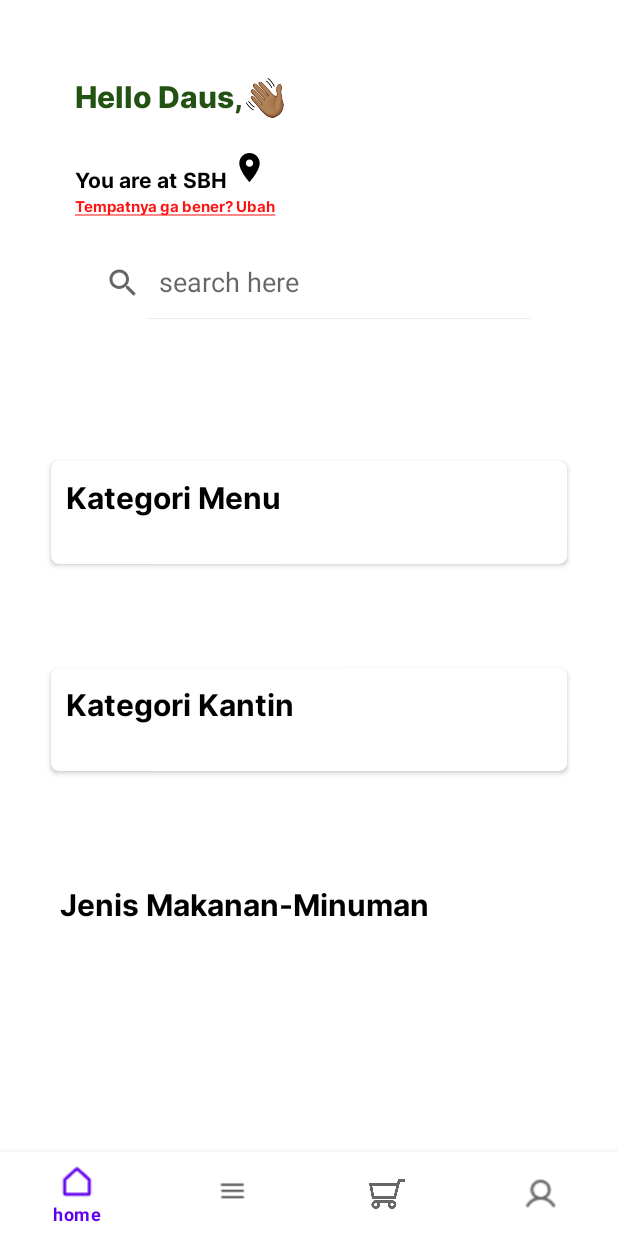
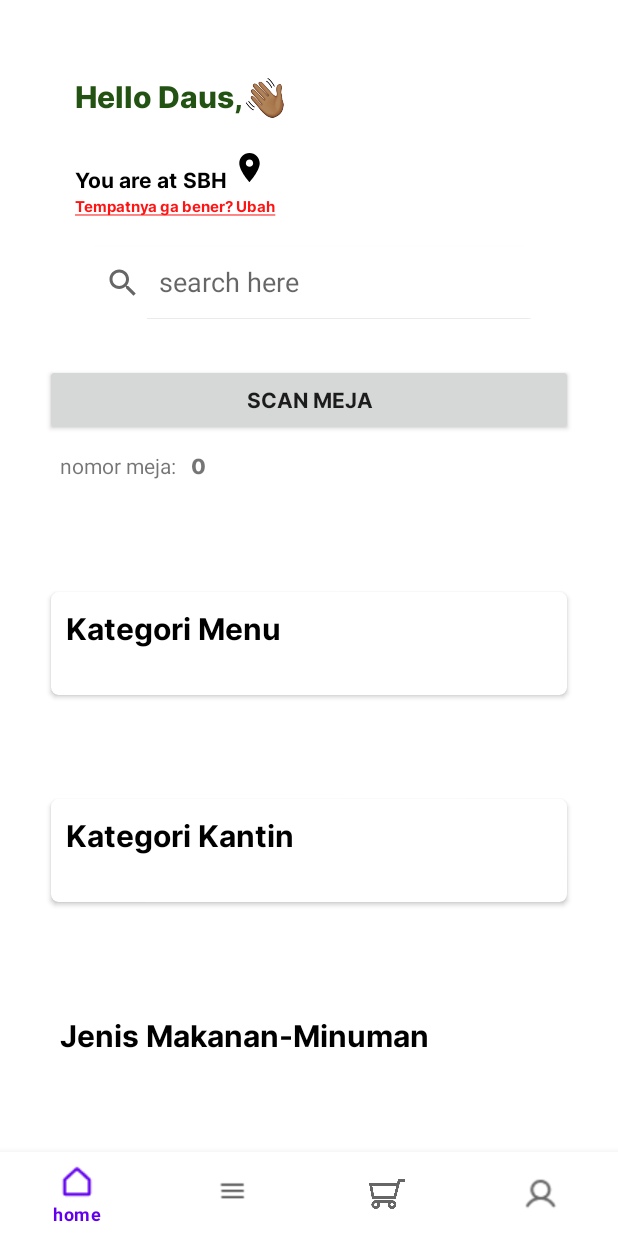
Before and after one commit to IamFirdaus1/eaterly, an Android app: the HomeFragment screen opened directly, with no data from a screen before it, on a phone screen of 412 x 824 dp. Run offline under Robolectric (Android 15) with nearby library versions, the phone set to English and light mode, and no system bars; our stand-ins replace Firebase (no records; nobody signed in at launch, a user with empty details on screens opened directly); pictures from the network do not load.

Commit message:
change logs 1.8 by firdaus -camera done but need fix to make more responsive to qr code

```diff
--- a/app/src/main/java/com/dausinvestama/eaterly/SignInActivity.kt
+++ b/app/src/main/java/com/dausinvestama/eaterly/SignInActivity.kt
@@ -10,6 +10,7 @@ import android.widget.Toast
 import androidx.activity.result.contract.ActivityResultContract
 import androidx.activity.result.contract.ActivityResultContracts
 import com.dausinvestama.eaterly.databinding.ActivitySignInBinding
+import com.dausinvestama.eaterly.utils.SharedPreferences
 import com.google.android.gms.auth.api.signin.GoogleSignIn
 import com.google.android.gms.auth.api.signin.GoogleSignInAccount
 import com.google.android.gms.auth.api.signin.GoogleSignInClient
@@ -25,6 +26,7 @@ class SignInActivity : AppCompatActivity() {
     private lateinit var auth: FirebaseAuth
     private lateinit var binding: ActivitySignInBinding
     private lateinit var googleSigninClient: GoogleSignInClient
+    lateinit var pre: SharedPreferences
 
     override fun onCreate(savedInstanceState: Bundle?) {
         super.onCreate(savedInstanceState)
@@ -88,9 +90,9 @@ class SignInActivity : AppCompatActivity() {
     }
 
     private fun successintent(account: GoogleSignInAccount){
+        pre = SharedPreferences(this)
         val intent= Intent(this, MainActivity::class.java)
-        intent.putExtra("email", account.email)
-        intent.putExtra("name", account.displayName)
+        pre.email = account.email
         startActivity(intent)
         finish()
     }
--- a/app/src/main/java/com/dausinvestama/eaterly/fragment/HomeFragment.kt
+++ b/app/src/main/java/com/dausinvestama/eaterly/fragment/HomeFragment.kt
@@ -9,6 +9,7 @@ import androidx.fragment.app.Fragment
 import android.view.LayoutInflater
 import android.view.View
 import android.view.ViewGroup
+import android.widget.Button
 import android.widget.TextView
 import android.widget.Toast
 import androidx.appcompat.app.AppCompatActivity
@@ -25,6 +26,8 @@ import com.dausinvestama.eaterly.data.CategoryList
 import com.dausinvestama.eaterly.pages.DetailedCategory
 import com.dausinvestama.eaterly.data.JenisList
 import com.dausinvestama.eaterly.data.KantinList
+import com.dausinvestama.eaterly.databinding.FragmentHomeBinding
+import com.dausinvestama.eaterly.pages.QrScannerActivity
 import com.dausinvestama.eaterly.utils.SharedPreferences
 import com.google.firebase.firestore.FirebaseFirestore
 import java.util.*
@@ -33,11 +36,15 @@ import kotlin.collections.ArrayList
 
 class HomeFragment : Fragment() {
 
+    private lateinit var binding: FragmentHomeBinding
+
     val db = FirebaseFirestore.getInstance()
     lateinit var searchView: androidx.appcompat.widget.SearchView
     lateinit var kantinviewer: TextView
     lateinit var ubahkantin: TextView
     lateinit var usernameview: TextView
+    lateinit var btnscan: Button
+    lateinit var tvmeja: TextView
 
     lateinit var adapterkategori: CategoryAdapter
     var listkategori: ArrayList<CategoryList> = ArrayList()
@@ -54,12 +61,15 @@ class HomeFragment : Fragment() {
         inflater: LayoutInflater, container: ViewGroup?,
         savedInstanceState: Bundle?
     ): View? {
-        val view = inflater.inflate(R.layout.fragment_home, container, false)
+        binding = FragmentHomeBinding.inflate(layoutInflater)
+        val view = binding.root
 
-        searchView = view.findViewById(R.id.searchall)
-        kantinviewer = view.findViewById(R.id.kantin)
-        ubahkantin = view.findViewById(R.id.ubahtempat)
-        usernameview = view.findViewById(R.id.username)
+        searchView = binding.searchall
+        kantinviewer = binding.kantin
+        ubahkantin = binding.ubahtempat
+        usernameview = binding.username
+        btnscan = binding.btnscan
+        tvmeja = binding.tvmeja
 
         //initialisasi recyclerview
         //init(view)
@@ -81,9 +91,16 @@ class HomeFragment : Fragment() {
             kantinviewer.setText(pre.location)
         }
 
+        tvmeja.text = pre.nomor_meja.toString()
+
         ubahkantin.setOnClickListener{
             val showPopUp = PopUpFragment(requireContext())
             showPopUp.show((activity as AppCompatActivity).supportFragmentManager, "showPopUp")
+        }
+
+        btnscan.setOnClickListener {
+            val intent = Intent(context, QrScannerActivity::class.java)
+            startActivity(intent)
         }
 
         searchView.setOnQueryTextListener(object : androidx.appcompat.widget.SearchView.OnQueryTextListener {
--- a/app/src/main/java/com/dausinvestama/eaterly/utils/SharedPreferences.kt
+++ b/app/src/main/java/com/dausinvestama/eaterly/utils/SharedPreferences.kt
@@ -8,18 +8,27 @@ class SharedPreferences(val context: android.content.Context?) {
         private const val  FIRST_INSTALL= "FIRST_INSTALL"
         private var  LOCATION = "LOCATION"
         private var FIRST_NAME = "FIRST_NAME"
-        var ARRAYCART: ArrayList<CartOrderData> = ArrayList()
+        private var EMAIL = "EMAIL"
+        private var NOMOR_MEJA = "NOMOR_MEJA"
     }
 
     private val p = PreferenceManager.getDefaultSharedPreferences(context)
 
     var firstinstall = p.getBoolean(FIRST_INSTALL, false)
-    set(value) = p.edit().putBoolean(FIRST_INSTALL, value).apply()
+        set(value) = p.edit().putBoolean(FIRST_INSTALL, value).apply()
 
     var location = p.getString(LOCATION, "SBH")
-    set(value) = p.edit().putString(LOCATION, value).apply()
+        set(value) = p.edit().putString(LOCATION, value).apply()
 
     var first_name = p.getString(FIRST_NAME, "Null")
         set(value) = p.edit().putString(FIRST_NAME, value).apply()
 
+    var email = p.getString(EMAIL, "Null")
+        set(value) = p.edit().putString(EMAIL, value).apply()
+
+    var nomor_meja = p.getInt(NOMOR_MEJA, 0)
+        set(value) = p.edit().putInt(NOMOR_MEJA, value).apply()
+
+
+
 }
--- a/app/src/main/res/layout/fragment_home.xml
+++ b/app/src/main/res/layout/fragment_home.xml
@@ -124,14 +124,40 @@
             </LinearLayout>
 
             <androidx.appcompat.widget.LinearLayoutCompat
+                android:orientation="vertical"
                 android:layout_margin="30dp"
                 android:layout_width="match_parent"
                 android:layout_height="match_parent">
 
-                <SurfaceView
-                    android:id="@+id/camera_preview"
+                <androidx.appcompat.widget.AppCompatButton
+                    android:id="@+id/btnscan"
+                    android:fontFamily="@font/interbold"
+                    android:text="Scan Meja"
                     android:layout_width="match_parent"
                     android:layout_height="match_parent"/>
+
+                <androidx.appcompat.widget.LinearLayoutCompat
+                    android:layout_margin="10dp"
+                    android:layout_width="match_parent"
+                    android:orientation="horizontal"
+                    android:layout_height="match_parent">
+
+                    <TextView
+                        android:text="nomor meja:"
+                        android:layout_width="wrap_content"
+                        android:layout_height="wrap_content"/>
+
+                    <TextView
+                        android:id="@+id/tvmeja"
+                        android:layout_marginLeft="10dp"
+                        android:fontFamily="@font/interextrabolds"
+                        android:text="20"
+                        android:layout_width="match_parent"
+                        android:layout_height="match_parent"/>
+
+                </androidx.appcompat.widget.LinearLayoutCompat>
+
+
 
 
             </androidx.appcompat.widget.LinearLayoutCompat>
```
Also changed, not shown: app/src/main/AndroidManifest.xml (+6 -7 lines), app/src/main/java/com/dausinvestama/eaterly/pages/DetailedCategory.kt (+6 -13 lines), app/src/main/java/com/dausinvestama/eaterly/pages/QrScannerActivity.kt (added, +112 -0 lines), app/src/main/res/layout/activity_qr_scanner.xml (added, +25 -0 lines).
